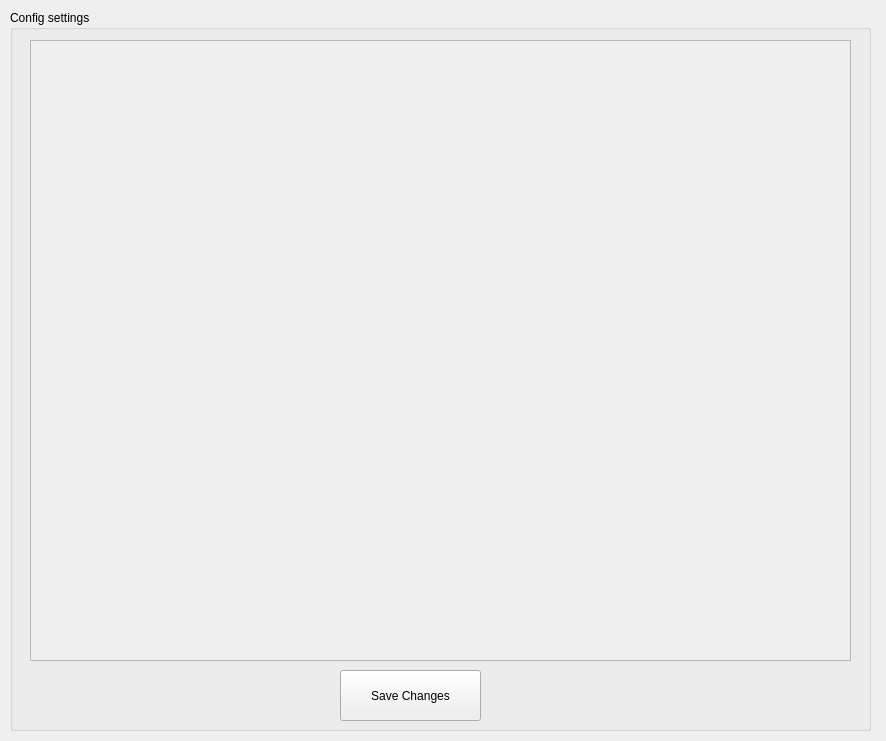
First picture: the form in gui/qtui/ui_config.ui, repository chinosk6/Trainers-Legend-G-External-Plugin, before the edit.
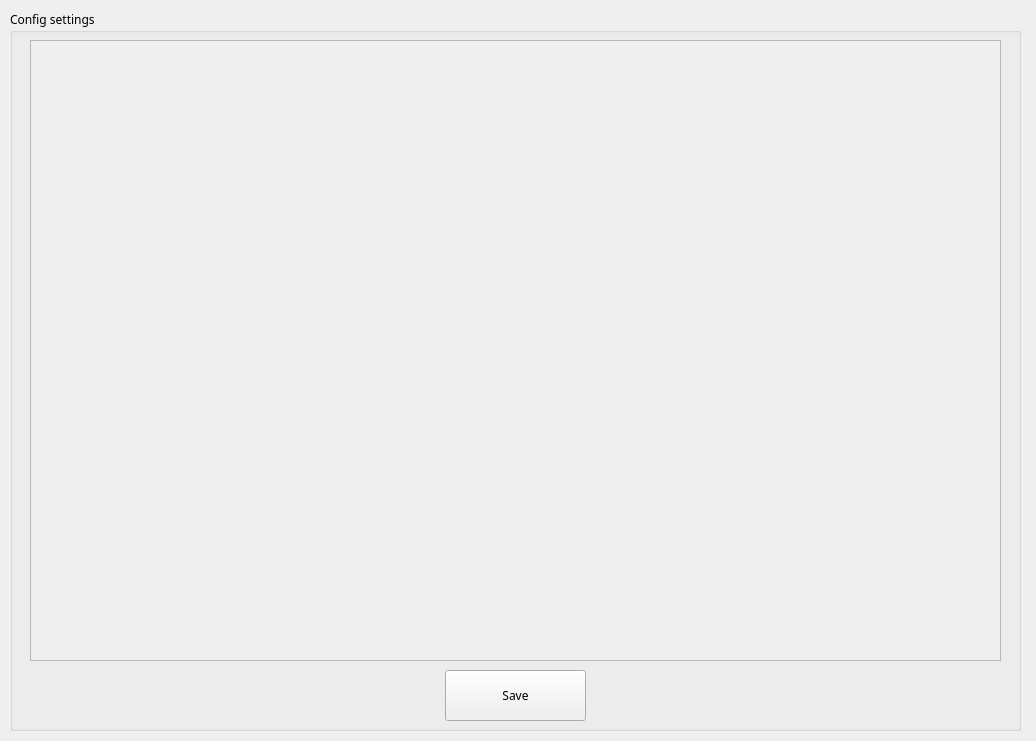
Second picture: the form after the edit.

Diff of the .ui file:
```diff
--- a/gui/qtui/ui_config.ui
+++ b/gui/qtui/ui_config.ui
@@ -6,10 +6,15 @@
    <rect>
     <x>0</x>
     <y>0</y>
-    <width>886</width>
+    <width>1036</width>
     <height>741</height>
    </rect>
   </property>
+  <property name="font">
+   <font>
+    <family>Microsoft YaHei</family>
+   </font>
+  </property>
   <property name="windowTitle">
    <string>config - Trainers-Legend-G</string>
   </property>
@@ -19,7 +24,7 @@
      <rect>
       <x>10</x>
       <y>10</y>
-      <width>861</width>
+      <width>1011</width>
       <height>721</height>
      </rect>
     </property>
@@ -31,7 +36,7 @@
       <rect>
        <x>20</x>
        <y>30</y>
-       <width>821</width>
+       <width>971</width>
        <height>621</height>
       </rect>
      </property>
@@ -43,7 +48,7 @@
        <rect>
         <x>0</x>
         <y>0</y>
-        <width>819</width>
+        <width>969</width>
         <height>619</height>
        </rect>
       </property>
@@ -52,14 +57,14 @@
     <widget class="QPushButton" name="pushButton_save">
      <property name="geometry">
       <rect>
-       <x>330</x>
+       <x>435</x>
        <y>660</y>
        <width>141</width>
        <height>51</height>
       </rect>
      </property>
      <property name="text">
-      <string>Save Changes</string>
+      <string>Save</string>
      </property>
     </widget>
    </widget>
```
